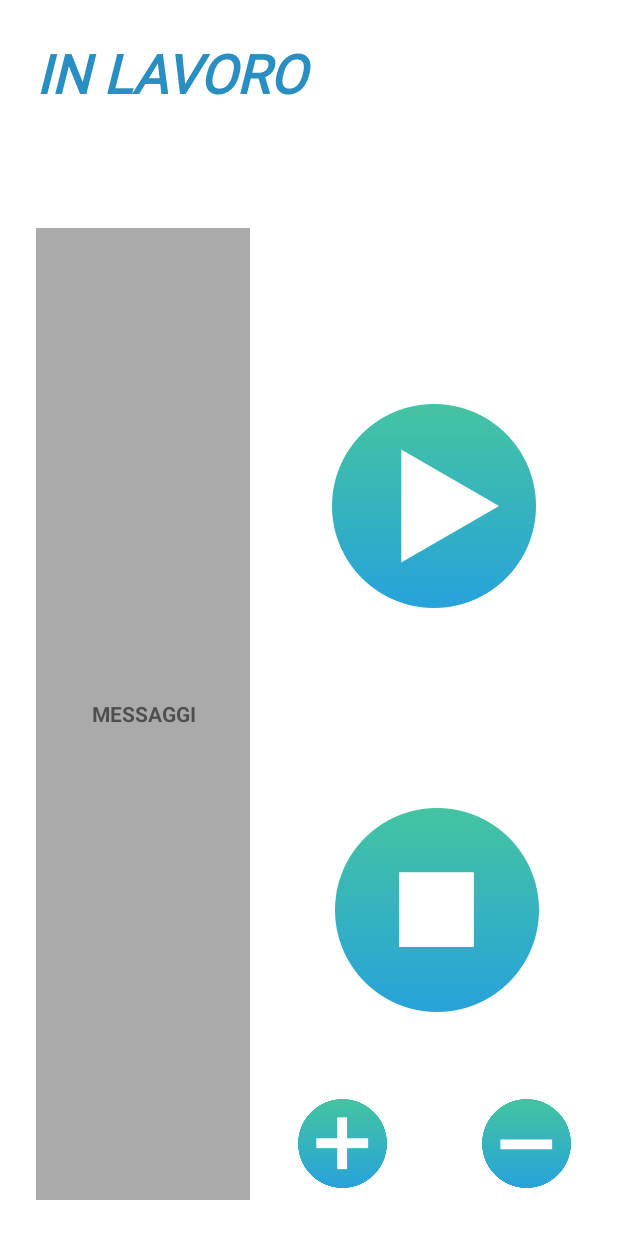
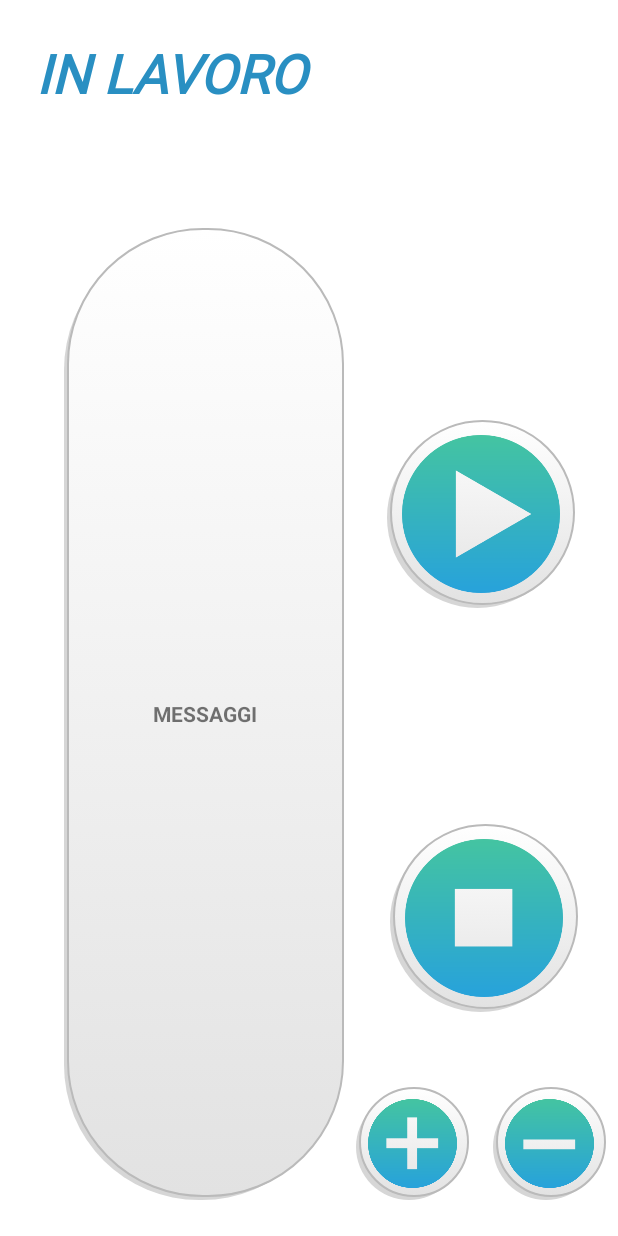
Before and after one commit to AlessioDiNardo/Login, an Android app: the Esecuzione screen opened directly, with no data from a screen before it, on a phone screen of 412 x 824 dp. Run offline under Robolectric (Android 15) with nearby library versions, the phone set to English and light mode, and no system bars; Roboto replaces fonts that are not available here.

Commit message:
Button Play and Stop

```diff
--- a/app/src/main/res/drawable/border.xml
+++ b/app/src/main/res/drawable/border.xml
@@ -3,7 +3,8 @@
     <item>
         <shape android:shape="rectangle">
             <solid
-                android:color="@android:color/white" />
+                android:color="@android:color/white"
+                />
             <stroke
                 android:color="#979797"
                 android:width="1dp"
--- /dev/null
+++ b/app/src/main/res/drawable/button_selector_esecuzione.xml
@@ -0,0 +1,23 @@
+<selector xmlns:android="http://schemas.android.com/apk/res/android">
+    <item>
+        <layer-list>
+            <item android:right="5dp" android:top="5dp">
+                <shape>
+                    <corners android:radius="90dp" />
+                    <solid android:color="#D6D6D6" />
+                </shape>
+            </item>
+            <item android:bottom="2dp" android:left="2dp">
+                <shape>
+                    <gradient android:angle="270"
+                        android:endColor="#E2E2E2" android:startColor="#FFFFFF" />
+                    <stroke android:width="1dp" android:color="#BABABA" />
+                    <corners android:radius="90dp" />
+                    <padding android:bottom="10dp" android:left="10dp"
+                        android:right="10dp" android:top="10dp" />
+                </shape>
+            </item>
+        </layer-list>
+    </item>
+
+</selector>
--- a/app/src/main/res/layout/activity_esecuzione.xml
+++ b/app/src/main/res/layout/activity_esecuzione.xml
@@ -9,14 +9,14 @@
 
     <ImageButton
         android:id="@+id/buttonAdd"
-        android:layout_width="0dp"
+        android:layout_width="75dp"
         android:layout_height="75dp"
         android:layout_marginStart="8dp"
         android:layout_marginLeft="8dp"
         android:layout_marginEnd="8dp"
         android:layout_marginRight="8dp"
         android:layout_marginBottom="24dp"
-        android:background="@color/colorPrimaryDark"
+        android:background="@drawable/button_selector_esecuzione"
         android:padding="8dp"
         android:scaleType="centerInside"
         app:layout_constraintBottom_toBottomOf="parent"
@@ -34,7 +34,7 @@
         android:layout_marginEnd="4dp"
         android:layout_marginRight="4dp"
         android:layout_marginBottom="24dp"
-        android:background="@android:color/darker_gray"
+        android:background="@drawable/button_selector_esecuzione"
         android:gravity="center"
         android:text="MESSAGGI"
         android:textAlignment="center"
@@ -46,14 +46,14 @@
 
     <ImageButton
         android:id="@+id/buttonRemove"
-        android:layout_width="0dp"
+        android:layout_width="75dp"
         android:layout_height="75dp"
         android:layout_marginStart="8dp"
         android:layout_marginLeft="8dp"
         android:layout_marginEnd="8dp"
         android:layout_marginRight="8dp"
         android:layout_marginBottom="24dp"
-        android:background="@color/colorPrimaryDark"
+        android:background="@drawable/button_selector_esecuzione"
         android:padding="8dp"
         android:scaleType="centerInside"
         app:layout_constraintBottom_toBottomOf="parent"
@@ -63,15 +63,15 @@
 
     <ImageButton
         android:id="@+id/buttonPlay"
-        android:layout_width="225dp"
-        android:layout_height="136dp"
+        android:layout_width="125dp"
+        android:layout_height="125dp"
         android:layout_marginStart="8dp"
         android:layout_marginLeft="8dp"
         android:layout_marginTop="167dp"
         android:layout_marginEnd="8dp"
         android:layout_marginRight="8dp"
         android:layout_marginBottom="32dp"
-        android:background="@color/colorPrimaryDark"
+        android:background="@drawable/button_selector_esecuzione"
         android:scaleType="centerInside"
         app:layout_constraintBottom_toTopOf="@+id/buttonStop"
         app:layout_constraintEnd_toEndOf="parent"
@@ -81,14 +81,14 @@
 
     <ImageButton
         android:id="@+id/buttonStop"
-        android:layout_width="225dp"
-        android:layout_height="136dp"
+        android:layout_width="125dp"
+        android:layout_height="125dp"
         android:layout_marginStart="8dp"
         android:layout_marginLeft="8dp"
         android:layout_marginEnd="8dp"
         android:layout_marginRight="8dp"
         android:layout_marginBottom="50dp"
-        android:background="@color/colorPrimaryDark"
+        android:background="@drawable/button_selector_esecuzione"
         android:scaleType="centerInside"
         app:layout_constraintBottom_toTopOf="@+id/buttonAdd"
         app:layout_constraintEnd_toEndOf="parent"
```
Also changed, not shown: app/src/main/res/drawable/shadow.xml (added, +24 -0 lines).
